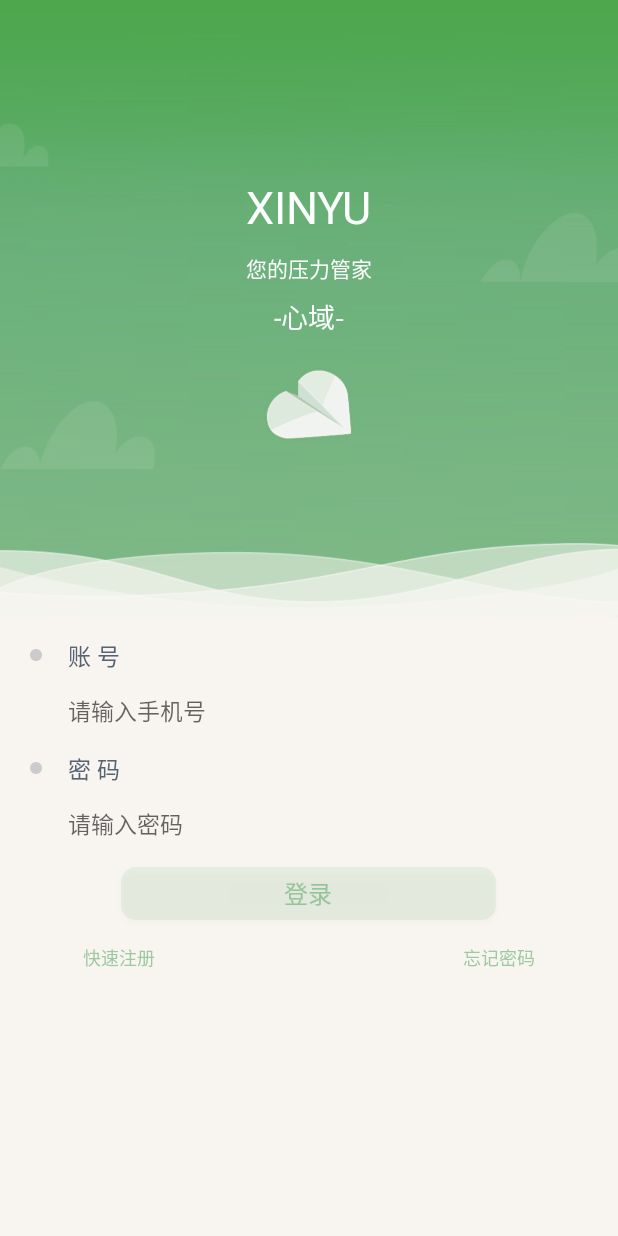
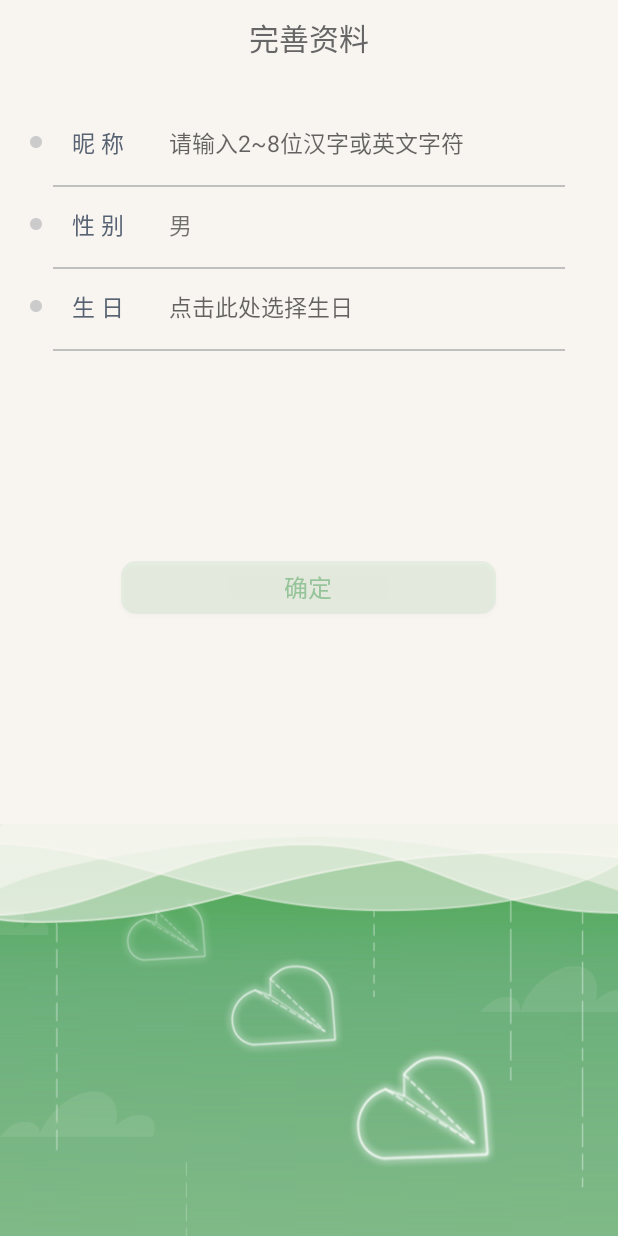
Before and after one commit to EchoYuQ/HeartArea, an Android app: the screen it shows after launch (LoginActivity before the commit, CompleteInformationActivity after it), on a phone screen of 412 x 824 dp. Run offline under Robolectric (Android 15) with nearby library versions, the phone set to English and light mode, and no system bars.

Commit message:
增加了完善资料模块

```diff
--- a/app/build.gradle
+++ b/app/build.gradle
@@ -6,7 +6,7 @@ android {
 
     defaultConfig {
         // 收集数据版
-        applicationId "com.bupt.heartarea.alpha"
+        applicationId "com.bupt.heartarea"
         // 用户版
 //        applicationId "com.bupt.heartarea"
         minSdkVersion 14
--- /dev/null
+++ b/app/src/main/java/com/bupt/heartarea/activity/CompleteInformationActivity.java
@@ -0,0 +1,276 @@
+package com.bupt.heartarea.activity;
+
+import android.app.Activity;
+import android.app.AlertDialog;
+import android.app.DatePickerDialog;
+import android.content.Context;
+import android.content.DialogInterface;
+import android.content.SharedPreferences;
+import android.os.Bundle;
+import android.util.Log;
+import android.view.Gravity;
+import android.view.View;
+import android.view.ViewGroup;
+import android.view.Window;
+import android.widget.Button;
+import android.widget.EditText;
+import android.widget.LinearLayout;
+import android.widget.TextView;
+import android.widget.Toast;
+
+import com.android.volley.Request;
+import com.android.volley.RequestQueue;
+import com.android.volley.Response;
+import com.android.volley.VolleyError;
+import com.android.volley.toolbox.StringRequest;
+import com.android.volley.toolbox.Volley;
+import com.bupt.heartarea.R;
+import com.bupt.heartarea.bean.ResponseBean;
+import com.bupt.heartarea.utils.GlobalData;
+import com.google.gson.Gson;
+
+import java.util.HashMap;
+import java.util.Map;
+
+import cn.aigestudio.datepicker.cons.DPMode;
+import cn.aigestudio.datepicker.views.DatePicker;
+
+
+public class CompleteInformationActivity extends Activity implements View.OnClickListener {
+
+
+    TextView mTvSex, mTvBirthday;
+    EditText mEtName;
+    LinearLayout mRL_birthday, mRL_sex;
+    Button mBtnSubmit;
+    Activity mActivity;
+    Context mContext;
+    private int mSex_Int = 0;
+    private String mBirthday;
+    private String mName;
+    private String mEmail;
+
+
+    // 弹窗item
+    private String[] items_sex = new String[]{"男", "女"};
+
+
+    // 用户缓存
+    private SharedPreferences preferences;
+    private static final String URL_CHANGE_INFORMATION = GlobalData.URL_HEAD + ":8080/detect3/ChangeServlet";
+
+    @Override
+    protected void onCreate(Bundle savedInstanceState) {
+        super.onCreate(savedInstanceState);
+        requestWindowFeature(Window.FEATURE_NO_TITLE);
+        setContentView(R.layout.activity_complete_information);
+        mContext = this;
+        mActivity = this;
+        initView();
+
+
+        //透明状态栏
+//        getWindow().addFlags(WindowManager.LayoutParams.FLAG_TRANSLUCENT_STATUS);
+        //透明导航栏
+//        getWindow().addFlags(WindowManager.LayoutParams.FLAG_TRANSLUCENT_NAVIGATION);
+    }
+
+    private void initView() {
+        mEtName = (EditText) findViewById(R.id.et_nickname_complete_information);
+        mBtnSubmit = (Button) findViewById(R.id.btn_yes_complete_information);
+        mTvSex = (TextView) findViewById(R.id.tv_sex_complete_information);
+        mTvBirthday = (TextView) findViewById(R.id.tv_birthday_complete_information);
+        mRL_birthday = (LinearLayout) findViewById(R.id.ll_birthday_complete_information);
+        mRL_sex = (LinearLayout) findViewById(R.id.ll_sex_complete_information);
+
+            mTvSex.setText(items_sex[mSex_Int]);
+
+
+//        mBackIcon.setOnClickListener(this);
+        mEtName.setOnClickListener(this);
+        mBtnSubmit.setOnClickListener(this);
+        mRL_birthday.setOnClickListener(this);
+        mRL_sex.setOnClickListener(this);
+    }
+
+    @Override
+    public void onClick(View v) {
+
+        switch (v.getId()) {
+//            case com.bupt.heartarea.R.id.id_iv_back:
+//                finish();
+//                break;
+            case R.id.btn_yes_complete_information:
+                mName = mEtName.getText().toString().trim();
+                if (mName == null || mName.equals("")) {
+                    Toast.makeText(CompleteInformationActivity.this, "请输入您的昵称", Toast.LENGTH_SHORT).show();
+                    break;
+                } else {
+                    int length = mName.length();
+                    if (length > 8 || length < 2)
+                        Toast.makeText(CompleteInformationActivity.this, "昵称长度应为2~8个字符", Toast.LENGTH_SHORT).show();
+                }
+
+                if (mTvSex.getText().toString() == null || mTvSex.getText().toString().equals("")) {
+                    Toast.makeText(CompleteInformationActivity.this, "请选择您的性别", Toast.LENGTH_SHORT).show();
+                    break;
+                }
+                if (mTvBirthday.getText().toString() == null || mTvBirthday.getText().toString().equals("")) {
+                    Toast.makeText(CompleteInformationActivity.this, "请选择您的生日", Toast.LENGTH_SHORT).show();
+                    break;
+                }
+
+                saveToSever();
+                break;
+            case R.id.ll_birthday_complete_information:
+                showDatePickerDialog1();
+                break;
+            case R.id.ll_sex_complete_information:
+                showSexDialog();
+                break;
+
+        }
+    }
+
+
+    /**
+     * 弹出选项窗口方法
+     */
+    private void showSexDialog() {
+        new AlertDialog.Builder(this)
+                .setTitle("选择性别")
+                .setItems(items_sex, new DialogInterface.OnClickListener() {
+
+                    @Override
+                    public void onClick(DialogInterface arg0, final int which) {
+
+                        mActivity.runOnUiThread(new Runnable() {
+                            @Override
+                            public void run() {
+                                mSex_Int = which;
+                                mTvSex.setText(items_sex[which]);
+                            }
+                        });
+
+
+                    }
+                })
+                .setNegativeButton("取消", new DialogInterface.OnClickListener() {
+
+                    @Override
+                    public void onClick(DialogInterface arg0, int arg1) {
+                        // 隐藏对话框,释放对话框所占的资源
+                        arg0.dismiss();
+                    }
+                }).show();
+    }
+
+
+    //         对话框下的DatePicker示例 Example in dialog
+    private void showDatePickerDialog() {
+        final AlertDialog dialog = new AlertDialog.Builder(CompleteInformationActivity.this).create();
+        dialog.show();
+        DatePicker picker = new DatePicker(CompleteInformationActivity.this);
+        picker.setDate(1990, 1);
+        picker.setMode(DPMode.SINGLE);
+        picker.setOnDatePickedListener(new DatePicker.OnDatePickedListener() {
+            @Override
+            public void onDatePicked(final String date) {
+                mActivity.runOnUiThread(new Runnable() {
+                    @Override
+                    public void run() {
+                        String[] dates = date.split("-");
+                        if (Integer.parseInt(dates[1]) < 10) dates[1] = "0" + dates[1];
+                        if (Integer.parseInt(dates[2]) < 10) dates[2] = "0" + dates[2];
+                        String new_date = dates[0] + "-" + dates[1] + "-" + dates[2];
+                        mBirthday = new_date;
+                        mTvBirthday.setText(new_date);
+                    }
+                });
+                dialog.dismiss();
+            }
+        });
+        ViewGroup.LayoutParams params = new ViewGroup.LayoutParams(
+                ViewGroup.LayoutParams.MATCH_PARENT, ViewGroup.LayoutParams.WRAP_CONTENT);
+        dialog.getWindow().setContentView(picker, params);
+        dialog.getWindow().setGravity(Gravity.CENTER);
+    }
+
+    private void saveToSever() {
+        RequestQueue queue = Volley.newRequestQueue(mContext);
+        StringRequest stringRequest = new StringRequest(Request.Method.POST, URL_CHANGE_INFORMATION, new Response.Listener<String>() {
+            @Override
+            public void onResponse(String s) {
+                Gson gson = new Gson();
+                ResponseBean responseBean = gson.fromJson(s, ResponseBean.class);
+                if (responseBean != null) {
+                    if (responseBean.getCode() == 0) {
+                        GlobalData.username = (mName);
+                        GlobalData.sex = (mSex_Int);
+                        GlobalData.email = (mEmail);
+                        GlobalData.birthday = (mTvBirthday.getText().toString().trim());
+                        Toast.makeText(mContext, "修改成功", Toast.LENGTH_LONG).show();
+                        finish();
+                    }
+                } else {
+                    Toast.makeText(mContext, "数据解析错误", Toast.LENGTH_LONG).show();
+                }
+
+            }
+        }, new Response.ErrorListener() {
+            @Override
+            public void onErrorResponse(VolleyError volleyError) {
+
+            }
+        }) {
+            @Override
+            protected Map<String, String> getParams() {
+
+                mName = mEtName.getText().toString();
+                HashMap<String, String> map = new HashMap<>();
+                map.put("userid", GlobalData.getUserid());
+                map.put("username", mName);
+                map.put("sex", String.valueOf(mSex_Int));
+                map.put("email", "");
+                map.put("birthday", mTvBirthday.getText().toString().trim());
+                map.put("identification", "");
+                Log.i("Information Params", map.toString());
+                return map;
+            }
+        };
+        queue.add(stringRequest);
+
+
+    }
+
+    private DatePickerDialog.OnDateSetListener Datelistener = new DatePickerDialog.OnDateSetListener() {
+        String year, month, day;
+
+        @Override
+        public void onDateSet(android.widget.DatePicker view, int myyear, int monthOfYear, int dayOfMonth) {
+            //修改year、month、day的变量值，以便以后单击按钮时，DatePickerDialog上显示上一次修改后的值
+            year = String.valueOf(myyear);
+            month = String.valueOf(monthOfYear + 1);
+            day = String.valueOf(dayOfMonth);
+            //更新日期
+            updateDate();
+        }
+
+
+        //当DatePickerDialog关闭时，更新日期显示
+        private void updateDate() {
+            if (Integer.parseInt(month) < 10) month = "0" + month;
+            if (Integer.parseInt(day) < 10) day = "0" + day;
+            String new_date = year + "-" + month + "-" + day;
+            mBirthday = new_date;
+            mTvBirthday.setText(new_date);
+        }
+    };
+
+    private void showDatePickerDialog1() {
+        DatePickerDialog dpd = new DatePickerDialog(CompleteInformationActivity.this, Datelistener, 1990, 0, 1);
+        dpd.show();//显示DatePickerDialog组件
+    }
+
+
+}
--- /dev/null
+++ b/app/src/main/res/layout/activity_complete_information.xml
@@ -0,0 +1,193 @@
+<LinearLayout xmlns:android="http://schemas.android.com/apk/res/android"
+    xmlns:tools="http://schemas.android.com/tools"
+    android:layout_width="fill_parent"
+    android:layout_height="fill_parent"
+    android:orientation="vertical">
+
+    <LinearLayout
+        android:layout_width="match_parent"
+        android:layout_height="0dp"
+        android:layout_weight="2"
+        android:background="@color/bg_login"
+        android:orientation="vertical">
+
+        <RelativeLayout
+            android:layout_width="match_parent"
+            android:layout_height="50dp"
+            android:orientation="horizontal">
+
+            <TextView
+                android:layout_width="wrap_content"
+                android:layout_height="wrap_content"
+                android:layout_centerInParent="true"
+                android:text="完善资料"
+                android:textColor="@color/text_black_1"
+                android:textSize="20sp" />
+        </RelativeLayout>
+
+        <LinearLayout
+            android:layout_width="match_parent"
+            android:layout_height="50dp"
+
+            android:layout_marginTop="20dp"
+            android:gravity="center_vertical"
+            android:orientation="horizontal">
+
+            <ImageView
+                android:layout_width="8dp"
+                android:layout_height="8dp"
+                android:layout_marginLeft="20dp"
+                android:background="@drawable/point1" />
+
+            <TextView
+                android:layout_width="wrap_content"
+                android:layout_height="wrap_content"
+                android:layout_marginLeft="20dp"
+                android:text="昵 称"
+                android:textColor="@color/text_black_2"
+                android:textSize="15sp" />
+
+            <EditText
+                android:id="@+id/et_nickname_complete_information"
+                android:layout_width="fill_parent"
+                android:layout_height="wrap_content"
+                android:layout_marginLeft="30dp"
+                android:background="@null"
+                android:hint="请输入2~8位汉字或英文字符"
+                android:maxLength="11"
+                android:textSize="15sp" />
+
+        </LinearLayout>
+
+
+        <View
+            android:layout_width="match_parent"
+            android:layout_height="1dp"
+            android:layout_marginLeft="35dp"
+            android:layout_marginRight="35dp"
+            android:layout_marginTop="3dp"
+            android:background="@color/line" />
+
+        <LinearLayout
+            android:layout_width="match_parent"
+            android:layout_height="50dp"
+            android:id="@+id/ll_sex_complete_information"
+
+            android:gravity="center_vertical"
+            android:orientation="horizontal">
+
+            <ImageView
+                android:layout_width="8dp"
+                android:layout_height="8dp"
+                android:layout_marginLeft="20dp"
+                android:background="@drawable/point1" />
+
+            <TextView
+                android:layout_width="wrap_content"
+                android:layout_height="wrap_content"
+                android:layout_marginLeft="20dp"
+                android:text="性 别"
+                android:textColor="@color/text_black_2"
+                android:textSize="15sp" />
+
+            <TextView
+                android:id="@+id/tv_sex_complete_information"
+                android:layout_width="fill_parent"
+                android:layout_height="wrap_content"
+                android:layout_marginLeft="30dp"
+                android:background="@null"
+                android:hint="点击此处选择性别"
+                android:maxLength="11"
+                android:textSize="15sp" />
+
+        </LinearLayout>
+
+
+        <View
+            android:layout_width="match_parent"
+            android:layout_height="1dp"
+            android:layout_marginLeft="35dp"
+            android:layout_marginRight="35dp"
+            android:layout_marginTop="3dp"
+            android:background="@color/line" />
+
+        <LinearLayout
+            android:layout_width="match_parent"
+            android:layout_height="50dp"
+            android:id="@+id/ll_birthday_complete_information"
+            android:gravity="center_vertical"
+            android:orientation="horizontal">
+
+            <ImageView
+                android:layout_width="8dp"
+                android:layout_height="8dp"
+                android:layout_marginLeft="20dp"
+                android:background="@drawable/point1" />
+
+            <TextView
+                android:layout_width="wrap_content"
+                android:layout_height="wrap_content"
+                android:layout_marginLeft="20dp"
+                android:text="生 日"
+                android:textColor="@color/text_black_2"
+                android:textSize="15sp" />
+
+            <TextView
+                android:id="@+id/tv_birthday_complete_information"
+                android:layout_width="fill_parent"
+                android:layout_height="wrap_content"
+                android:layout_marginLeft="30dp"
+                android:background="@null"
+                android:hint="点击此处选择生日"
+                android:maxLength="11"
+                android:textSize="15sp" />
+
+        </LinearLayout>
+
+
+        <View
+            android:layout_width="match_parent"
+            android:layout_height="1dp"
+            android:layout_marginLeft="35dp"
+            android:layout_marginRight="35dp"
+            android:layout_marginTop="3dp"
+            android:background="@color/line" />
+
+        <RelativeLayout
+            android:layout_width="match_parent"
+            android:layout_height="0dp"
+            android:layout_weight="1">
+
+            <Button
+                android:id="@+id/btn_yes_complete_information"
+                android:layout_width="250dp"
+                android:layout_height="35dp"
+                android:layout_centerInParent="true"
+                android:background="@drawable/btn_login"
+                android:text="确定"
+                android:textColor="@color/text_green"
+                android:textSize="16sp" />
+        </RelativeLayout>
+
+
+    </LinearLayout>
+
+
+    <RelativeLayout
+        android:layout_width="match_parent"
+        android:layout_height="0dp"
+        android:layout_weight="1"
+        android:background="@drawable/bg_cloud">
+
+
+        <LinearLayout
+            android:layout_width="match_parent"
+            android:layout_height="match_parent"
+            android:layout_alignParentBottom="true"
+            android:layout_marginTop="-1dp"
+            android:background="@drawable/bolang_heart" />
+
+    </RelativeLayout>
+
+
+</LinearLayout>
```
Also changed, not shown: app/src/main/AndroidManifest.xml (+11 -5 lines), app/src/main/java/com/bupt/heartarea/activity/MeasureActivity.java (+11 -11 lines), app/src/main/java/com/bupt/heartarea/activity/MyInformationActivity.java (+16 -15 lines), app/src/main/res/drawable/bolang_heart.png (added), 1 other file.
